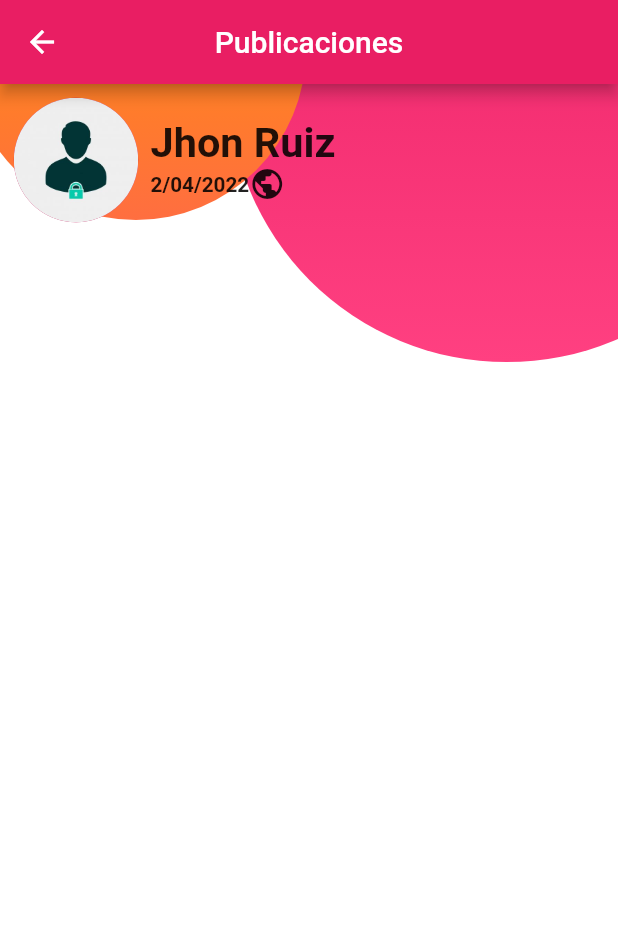
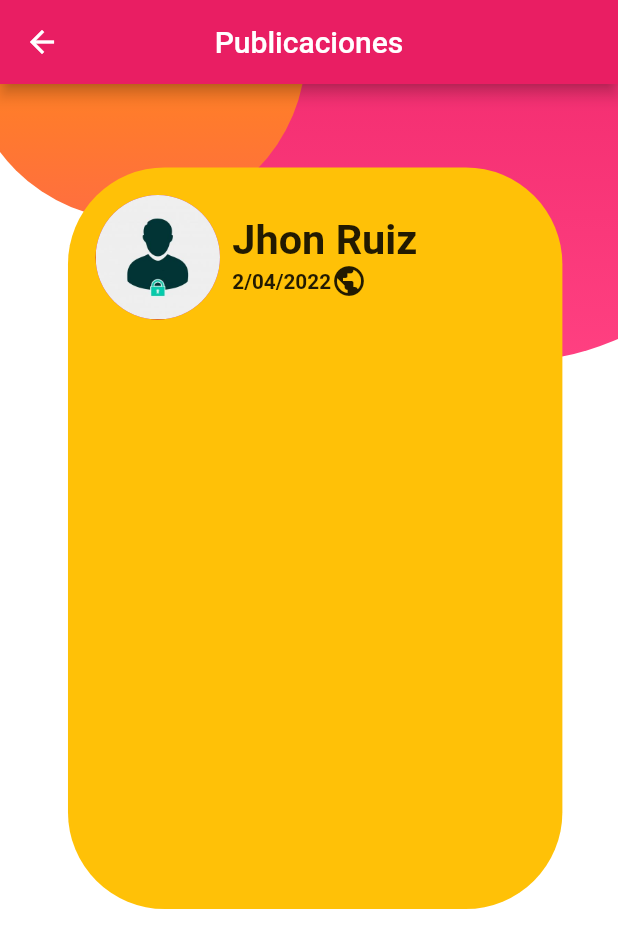
Before and after one commit to JhonRuiz95/flutter_application_3, a Flutter app: the viewPub screen opened directly, on a phone screen of 412 x 824 dp. Shown: the top 948 px of the screen. Run offline on Flutter 3.47's test engine with Material 2 defaults, Android fonts, the phone set to English and light mode, and no system bars; our stand-ins replace cloud_firestore, curved_navigation_bar, dio, file_picker, firebase_auth, firebase_core and 9 more; missing offline and left inert: dart:ffi, photo_manager; accounts and stored records are empty.

Commit message:
Container de publicacion

```diff
--- a/lib/screens/view_pub.dart
+++ b/lib/screens/view_pub.dart
@@ -41,48 +41,21 @@ class _viewPubState extends State<viewPub> {
     final userName = "Jhon Ruiz";
     final fecha = "2/04/2022";
 
-    return Scaffold(
-      appBar: AppBar(
-        title: const Text('Publicaciones'),
-        centerTitle: true,
-      ),
-      body: SingleChildScrollView(
-        child: Container(
-          width: double.infinity,
-          height: resposive.height,
-          color: Colors.white,
-          child: Stack(
-            //alignment: Alignment.center,
-            children: <Widget>[
-              Positioned(
-                right: -(pinkSize) * 0.3,
-                top: -(pinkSize) * 0.5,
-                child: Circle(
-                  size: pinkSize,
-                  colors: const [
-                    Colors.pink,
-                    Colors.pinkAccent,
-                    //Colors.yellow,
-                  ],
+    Container _contPub = Container(
+      //color: Colors.deepPurpleAccent,
+      padding: EdgeInsets.all(resposive.dp(2)),
+      width: resposive.wp(80),
+      height: resposive.hp(60),
+      decoration: BoxDecoration(
+        color: Colors.amber,
+        borderRadius: BorderRadius.all(
+          Radius.circular(
+            resposive.dp(7),
           ),
         ),
-              Positioned(
-                left: -(orangeSize) * 0.1,
-                top: -(orangeSize) * 0.6,
-                child: Circle(
-                  size: orangeSize,
-                  colors: const [
-                    Colors.orange,
-                    Colors.deepOrangeAccent,
-                    //Colors.yellow,
-                  ],
       ),
-              ),
-              Positioned(
-                //top: pinkSize * 0.03,
-                child: Container(
-                  padding: EdgeInsets.all(resposive.dp(1)),
       child: Column(
+        mainAxisAlignment: MainAxisAlignment.start,
         children: <Widget>[
           Row(
             children: [
@@ -124,11 +97,54 @@ class _viewPubState extends State<viewPub> {
                 ],
               ),
             ],
-                      )
+          ),
+        ],
+      ),
+    );
+
+    return Scaffold(
+      appBar: AppBar(
+        title: const Text('Publicaciones'),
+        centerTitle: true,
+      ),
+      body: SingleChildScrollView(
+        child: Container(
+          width: double.infinity,
+          height: resposive.height,
+          color: Colors.white,
+          child: Stack(
+            //alignment: Alignment.center,
+            children: <Widget>[
+              Positioned(
+                right: -(pinkSize) * 0.3,
+                top: -(pinkSize) * 0.5,
+                child: Circle(
+                  size: pinkSize,
+                  colors: const [
+                    Colors.pink,
+                    Colors.pinkAccent,
+                    //Colors.yellow,
                   ],
                 ),
               ),
+              Positioned(
+                left: -(orangeSize) * 0.1,
+                top: -(orangeSize) * 0.6,
+                child: Circle(
+                  size: orangeSize,
+                  colors: const [
+                    Colors.orange,
+                    Colors.deepOrangeAccent,
+                    //Colors.yellow,
+                  ],
                 ),
+              ),
+              Positioned(
+                top: pinkSize * 0.15,
+                left: resposive.wp(11),
+                child: _contPub,
+              ),
+              //?
             ],
           ),
         ),
```
Lines whose indentation alone changed are shown as unchanged.
